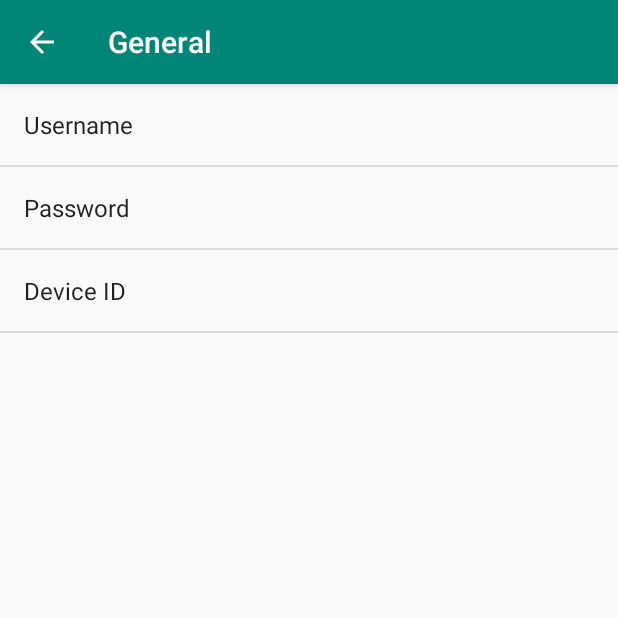
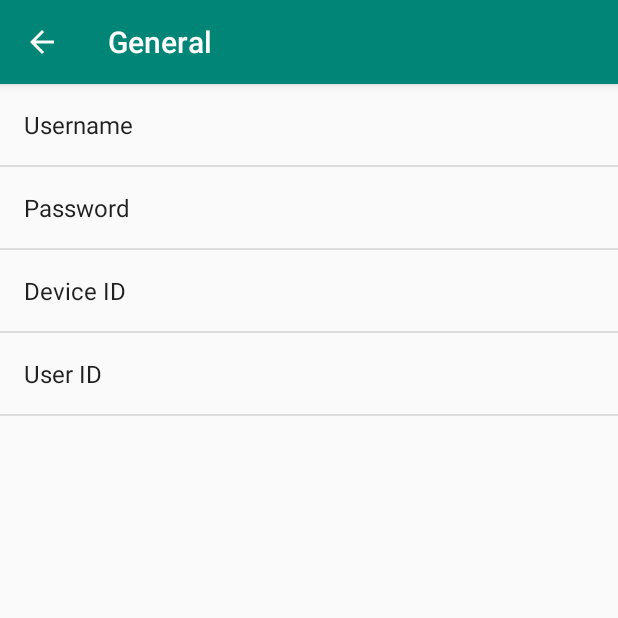
Before and after one commit to raphaelm/sipgate-dnd, an Android app: the SettingsActivity screen opened directly, with no data from a screen before it, after a tap on "General", on a phone screen of 412 x 824 dp, the top half of it. Run offline under Robolectric (Android 15) with nearby library versions, the phone set to English and light mode, and no system bars.

```diff
--- a/app/src/main/res/values/strings.xml
+++ b/app/src/main/res/values/strings.xml
@@ -9,4 +9,5 @@
     <string name="pref_title_username">Username</string>
     <string name="pref_title_password">Password</string>
     <string name="pref_title_deviceid">Device ID</string>
+    <string name="pref_title_userid">User ID</string>
 </resources>
--- a/app/src/main/res/xml/pref_general.xml
+++ b/app/src/main/res/xml/pref_general.xml
@@ -27,4 +27,13 @@
         android:singleLine="true"
         android:title="@string/pref_title_deviceid" />
 
+    <EditTextPreference
+        android:capitalize="words"
+        android:inputType="textCapWords"
+        android:key="userid"
+        android:maxLines="1"
+        android:selectAllOnFocus="true"
+        android:singleLine="true"
+        android:title="@string/pref_title_userid" />
+
 </PreferenceScreen>
```
Also changed, not shown: app/src/main/java/io/rami/sipgatednd/MainActivity.kt (+44 -6 lines), app/src/main/res/layout/activity_main.xml (+21 -4 lines).
